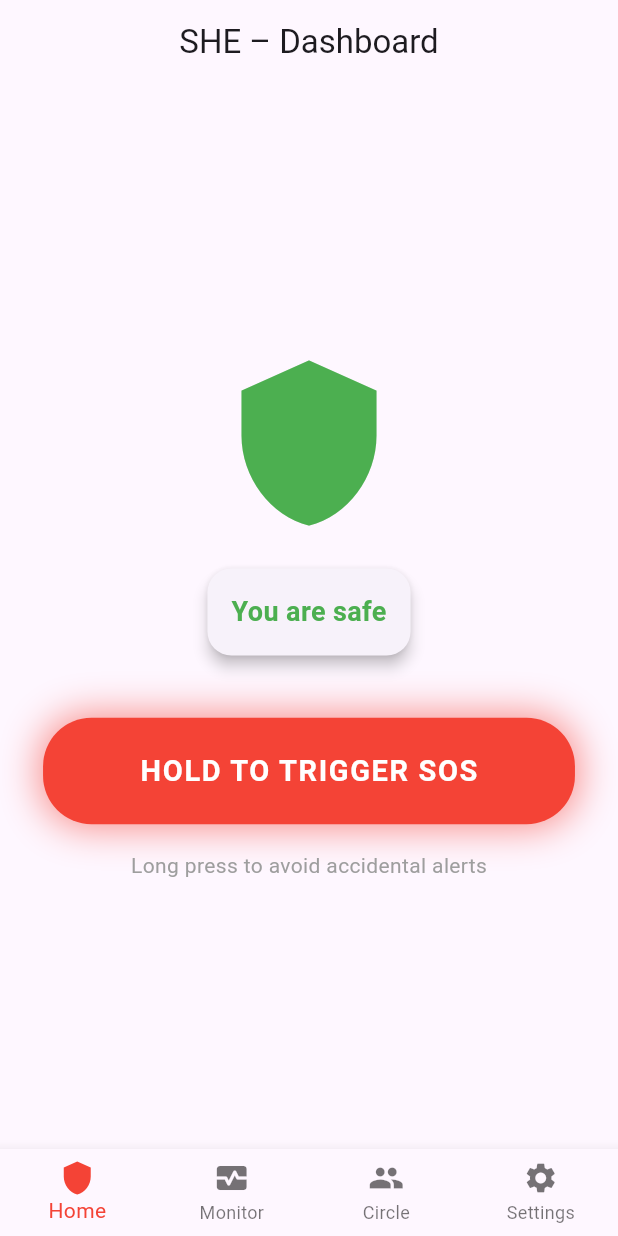
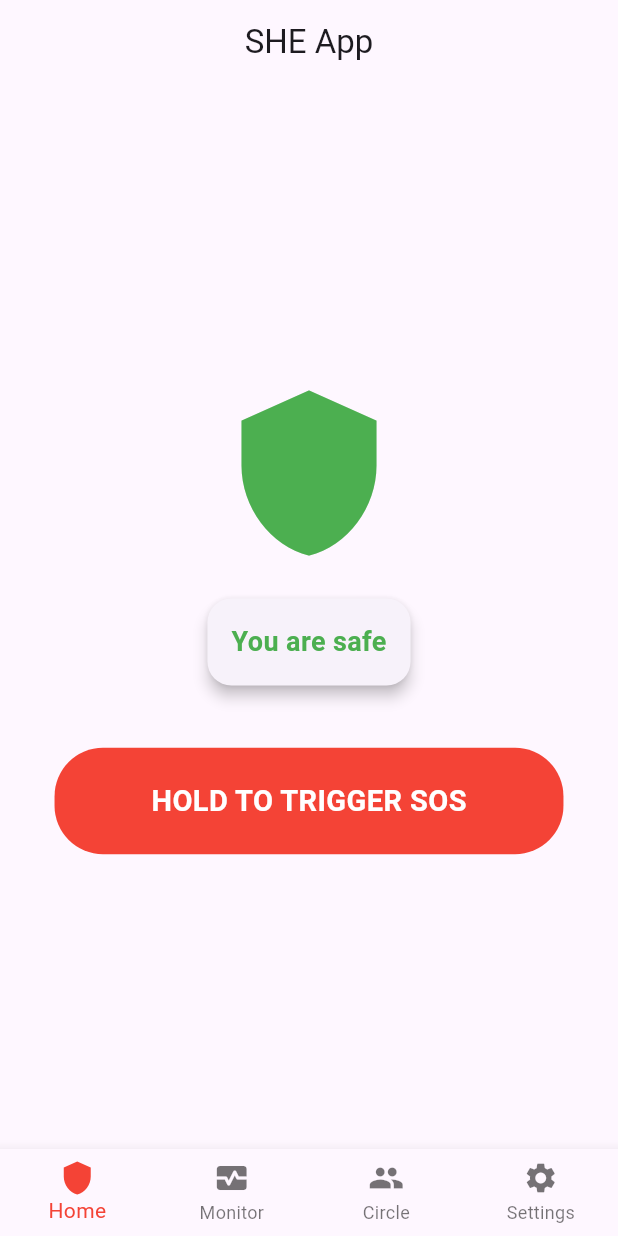
Before and after one commit to piyushhh-glitch/SHE-App-AI-Women-Safety, a Flutter app: the screen it shows after launch, after a tap on "Biometric Login", on a phone screen of 412 x 824 dp. Run offline on Flutter 3.47's test engine with Material 3 defaults, Android fonts, the phone set to English and light mode, and no system bars; our stand-ins replace geolocator.

Commit message:
Fix bottom navigation architecture and stabilize PoC UI

```diff
--- a/frontend/she_app/lib/main.dart
+++ b/frontend/she_app/lib/main.dart
@@ -16,11 +16,9 @@ class SHEApp extends StatelessWidget {
       debugShowCheckedModeBanner: false,
       title: 'SHE App',
       theme: ThemeData(primarySwatch: Colors.red),
-
       home: const WelcomeScreen(),
-
       routes: {
-        '/main': (context) => MainScaffold(),
+        '/main': (context) => const MainScaffold(),
         '/sos': (context) => const SOSActiveScreen(),
       },
     );
--- a/frontend/she_app/lib/screens/home_screen.dart
+++ b/frontend/she_app/lib/screens/home_screen.dart
@@ -2,10 +2,6 @@ import 'package:flutter/material.dart';
 import 'package:http/http.dart' as http;
 import 'dart:convert';
 import 'dart:async';
-import '../widgets/sos_button.dart';
-
-late AnimationController _pulseController;
-
 
 class HomeScreen extends StatefulWidget {
   HomeScreen({super.key});
@@ -39,14 +35,12 @@ class _HomeScreenState extends State<HomeScreen>
     super.dispose();
   }
 
-  // 🔹 Status color logic
   Color getStatusColor() {
     if (status.contains("SOS")) return Colors.red;
     if (status.contains("Sending")) return Colors.orange;
     return Colors.green;
   }
 
-  // 🔹 Call FastAPI backend
   Future<void> sendSOS() async {
     setState(() {
       isSending = true;
@@ -55,7 +49,7 @@ class _HomeScreenState extends State<HomeScreen>
 
     try {
       final response = await http.post(
-        Uri.parse("http://10.0.2.2:8000/sos"), // Android emulator → local backend
+        Uri.parse("http://10.0.2.2:8000/sos"),
         headers: {"Content-Type": "application/json"},
         body: jsonEncode({
           "user_id": "flutter_user_01",
@@ -66,40 +60,25 @@ class _HomeScreenState extends State<HomeScreen>
       );
 
       if (response.statusCode == 200) {
-        setState(() {
-          status = "🚨 AUTO SOS Triggered";
-        });
-
-        // 🔥 Navigate to SOS Activated screen
+        setState(() => status = "🚨 AUTO SOS Triggered");
         Navigator.pushNamed(context, '/sos');
       } else {
-        setState(() {
-          status = "❌ SOS Failed";
-        });
+        setState(() => status = "❌ SOS Failed");
       }
-    } catch (e) {
-      setState(() {
-        status = "❌ Network Error";
-      });
+    } catch (_) {
+      setState(() => status = "❌ Network Error");
     } finally {
-      setState(() {
-        isSending = false;
-      });
+      setState(() => isSending = false);
     }
   }
 
-  // 🔹 Countdown logic
   void startCountdown() {
     if (isSending) return;
 
-    setState(() {
-      countdown = 3;
-    });
+    setState(() => countdown = 3);
 
     Timer.periodic(const Duration(seconds: 1), (timer) {
-      setState(() {
-        countdown--;
-      });
+      setState(() => countdown--);
 
       if (countdown == 0) {
         timer.cancel();
@@ -110,12 +89,7 @@ class _HomeScreenState extends State<HomeScreen>
 
   @override
   Widget build(BuildContext context) {
-    return Scaffold(
-      appBar: AppBar(
-        title: const Text("SHE – Dashboard"),
-        centerTitle: true,
-      ),
-      body: Stack(
+    return Stack(
       children: [
         Center(
           child: Padding(
@@ -123,16 +97,9 @@ class _HomeScreenState extends State<HomeScreen>
             child: Column(
               mainAxisAlignment: MainAxisAlignment.center,
               children: [
-                  /// SHIELD ICON
-                  Icon(
-                    Icons.shield,
-                    size: 120,
-                    color: getStatusColor(),
-                  ),
-
+                Icon(Icons.shield, size: 120, color: getStatusColor()),
                 const SizedBox(height: 20),
 
-                  /// STATUS CARD
                 Card(
                   elevation: 4,
                   shape: RoundedRectangleBorder(
@@ -153,7 +120,6 @@ class _HomeScreenState extends State<HomeScreen>
 
                 const SizedBox(height: 40),
 
-                  /// SOS BUTTON (LONG PRESS)
                 ScaleTransition(
                   scale: _pulseController,
                   child: GestureDetector(
@@ -166,13 +132,6 @@ class _HomeScreenState extends State<HomeScreen>
                       decoration: BoxDecoration(
                         color: Colors.red,
                         borderRadius: BorderRadius.circular(30),
-                          boxShadow: [
-                            BoxShadow(
-                              color: Colors.red.withOpacity(0.6),
-                              blurRadius: 20,
-                              spreadRadius: 2,
-                            ),
-                          ],
                       ),
                       child: const Text(
                         "HOLD TO TRIGGER SOS",
@@ -180,27 +139,20 @@ class _HomeScreenState extends State<HomeScreen>
                           color: Colors.white,
                           fontSize: 18,
                           fontWeight: FontWeight.bold,
-                            letterSpacing: 1,
                         ),
                       ),
                     ),
                   ),
-                  ),
-
-                  const SizedBox(height: 20),
-
-                  const Text(
-                    "Long press to avoid accidental alerts",
-                    style: TextStyle(color: Colors.grey),
                 ),
               ],
             ),
           ),
         ),
 
-          /// COUNTDOWN OVERLAY
         if (countdown > 0)
-            Container(
+          IgnorePointer(
+            ignoring: true,
+            child: Container(
               color: Colors.black.withOpacity(0.6),
               child: Center(
                 child: Text(
@@ -213,8 +165,8 @@ class _HomeScreenState extends State<HomeScreen>
                 ),
               ),
             ),
+          ),
       ],
-      ),
     );
   }
 }
--- a/frontend/she_app/lib/screens/main_scaffold.dart
+++ b/frontend/she_app/lib/screens/main_scaffold.dart
@@ -15,7 +15,6 @@ class MainScaffold extends StatefulWidget {
 class _MainScaffoldState extends State<MainScaffold> {
   int _currentIndex = 0;
 
-  // 🔥 REMOVE const HERE
   final List<Widget> _screens = [
     HomeScreen(),
     MonitoringScreen(),
@@ -26,10 +25,23 @@ class _MainScaffoldState extends State<MainScaffold> {
   @override
   Widget build(BuildContext context) {
     return Scaffold(
-      body: _screens[_currentIndex],
+      appBar: AppBar(
+        title: const Text("SHE App"),
+        centerTitle: true,
+      ),
+
+      body: IndexedStack(
+        index: _currentIndex,
+        children: _screens,
+      ),
+
       bottomNavigationBar: BottomNavigationBar(
         currentIndex: _currentIndex,
-        onTap: (index) => setState(() => _currentIndex = index),
+        onTap: (index) {
+          setState(() {
+            _currentIndex = index;
+          });
+        },
         type: BottomNavigationBarType.fixed,
         selectedItemColor: Colors.red,
         items: const [
--- a/frontend/she_app/lib/screens/monitoring_screen.dart
+++ b/frontend/she_app/lib/screens/monitoring_screen.dart
@@ -5,12 +5,8 @@ class MonitoringScreen extends StatelessWidget {
 
   @override
   Widget build(BuildContext context) {
-    return Scaffold(
-      appBar: AppBar(
-        title: const Text("Live Monitoring"),
-        centerTitle: true,
-      ),
-      body: Padding(
+    return SafeArea(
+      child: Padding(
         padding: const EdgeInsets.all(24),
         child: Column(
           children: [
@@ -29,7 +25,7 @@ class MonitoringScreen extends StatelessWidget {
 
             ElevatedButton(
               onPressed: () {
-                Navigator.pushNamed(context, '/circle');
+                // TEMP: keep empty or handle inside tab system
               },
               child: const Text("View SHE Circle"),
             ),
--- a/frontend/she_app/lib/screens/settings_screen.dart
+++ b/frontend/she_app/lib/screens/settings_screen.dart
@@ -5,12 +5,8 @@ class SettingsScreen extends StatelessWidget {
 
   @override
   Widget build(BuildContext context) {
-    return Scaffold(
-      appBar: AppBar(
-        title: const Text("Settings"),
-        centerTitle: true,
-      ),
-      body: ListView(
+    return SafeArea(
+      child: ListView(
         padding: const EdgeInsets.all(16),
         children: const [
           SettingsTile(
@@ -61,13 +57,18 @@ class SettingsTile extends StatelessWidget {
     return Card(
       elevation: 2,
       margin: const EdgeInsets.only(bottom: 12),
-      shape: RoundedRectangleBorder(borderRadius: BorderRadius.circular(16)),
+      shape: RoundedRectangleBorder(
+        borderRadius: BorderRadius.circular(16),
+      ),
       child: ListTile(
         leading: CircleAvatar(
           backgroundColor: Colors.red.withOpacity(0.1),
           child: Icon(icon, color: Colors.red),
         ),
-        title: Text(title, style: const TextStyle(fontWeight: FontWeight.w600)),
+        title: Text(
+          title,
+          style: const TextStyle(fontWeight: FontWeight.w600),
+        ),
         subtitle: Text(subtitle),
         trailing: const Icon(Icons.chevron_right),
       ),
--- a/frontend/she_app/lib/screens/she_circle_screen.dart
+++ b/frontend/she_app/lib/screens/she_circle_screen.dart
@@ -11,22 +11,20 @@ class SheCircleScreen extends StatelessWidget {
       {"name": "Verified SHE User", "distance": "1.2 km"},
     ];
 
-    return Scaffold(
-      appBar: AppBar(
-        title: const Text("SHE Circle"),
-        centerTitle: true,
-      ),
-      body: ListView.builder(
+    return SafeArea(
+      child: ListView.builder(
         padding: const EdgeInsets.all(16),
         itemCount: helpers.length,
         itemBuilder: (context, index) {
           final h = helpers[index];
           return Card(
+            margin: const EdgeInsets.only(bottom: 12),
             child: ListTile(
               leading: const Icon(Icons.person_pin_circle),
               title: Text(h["name"]!),
               subtitle: Text("Distance: ${h["distance"]}"),
-              trailing: const Icon(Icons.check_circle, color: Colors.green),
+              trailing:
+                  const Icon(Icons.check_circle, color: Colors.green),
             ),
           );
         },
```
Lines whose indentation alone changed are shown as unchanged.
